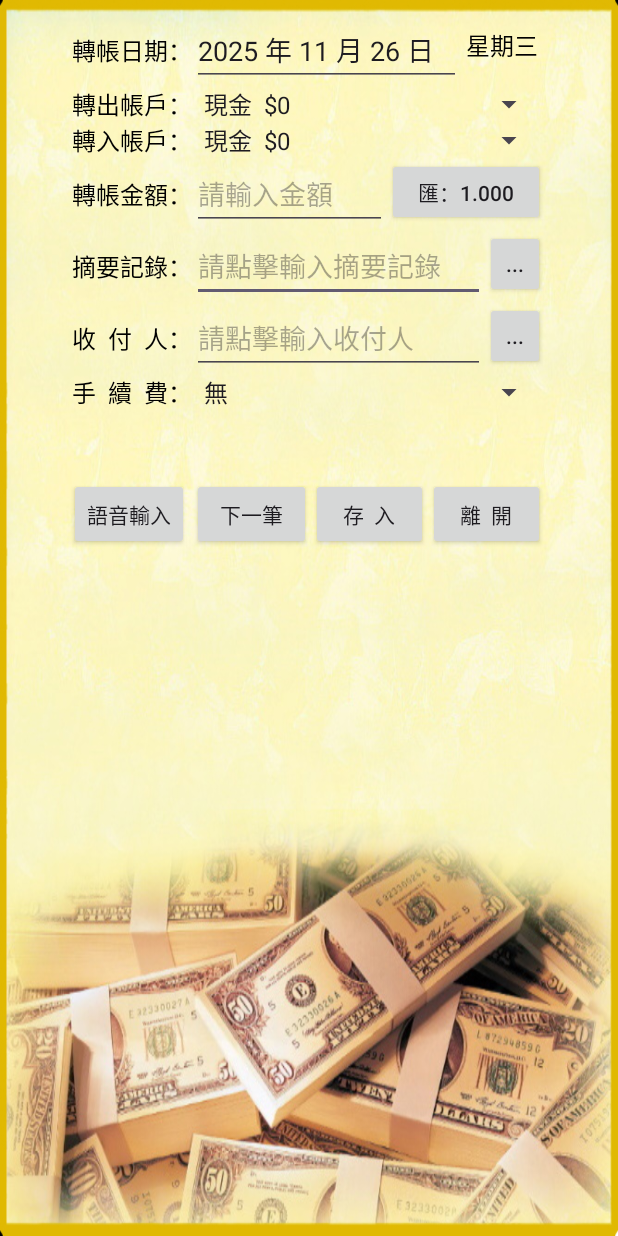
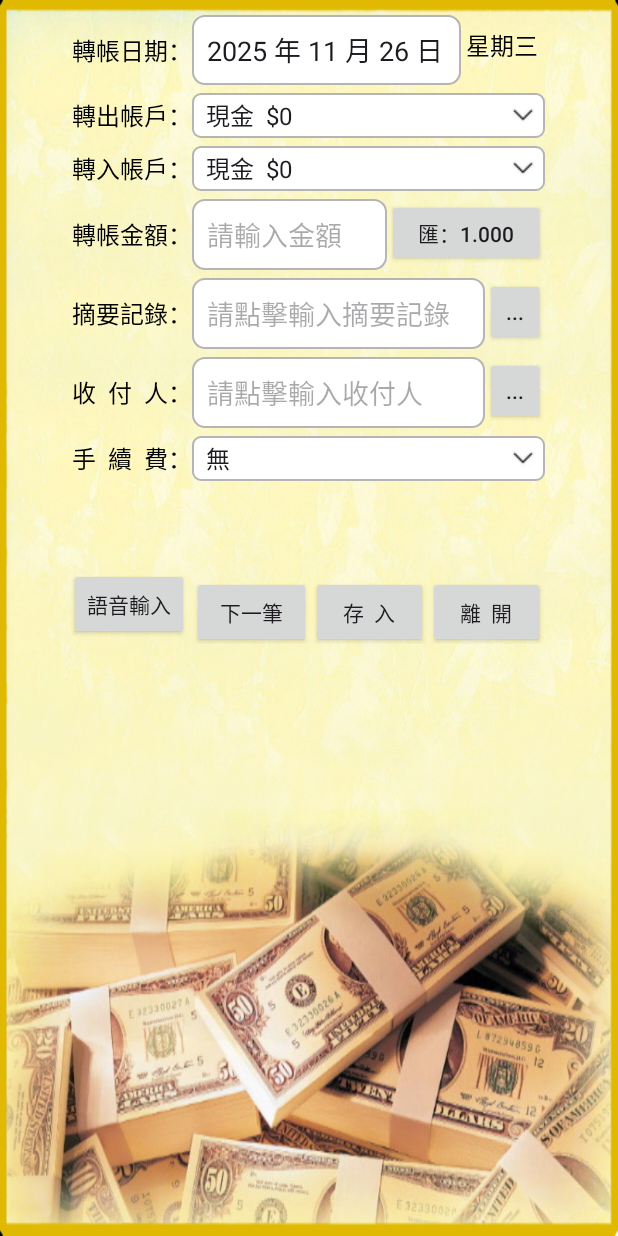
Before and after one commit to coobila/MyMoney, an Android app: the Addtransfer screen opened directly, with no data from a screen before it, on a phone screen of 412 x 824 dp. Run offline under Robolectric (Android 15) with nearby library versions, the phone set to English and light mode, and no system bars.

Commit message:
Update addtransfer.xml

```diff
--- a/app/src/main/res/layout/addtransfer.xml
+++ b/app/src/main/res/layout/addtransfer.xml
@@ -6,18 +6,19 @@
     android:paddingTop="8dp"
     android:layout_width="match_parent"
     android:layout_height="match_parent">
+
     <TableLayout
         android:gravity="top|center_horizontal"
         android:id="@+id/tableLayout1"
         android:layout_width="match_parent"
-        android:layout_height="450dp"
+        android:layout_height="wrap_content"
         android:layout_margin="2dp">
         <TableRow
             android:gravity="center"
             android:layout_width="match_parent"
             android:layout_height="wrap_content">
             <TextView
-                android:textSize="16dp"
+                android:textSize="16sp"
                 android:textColor="#000000"
                 android:layout_width="wrap_content"
                 android:layout_height="wrap_content"
@@ -34,7 +35,8 @@
                         android:id="@+id/DATA_DATE"
                         android:layout_width="179dp"
                         android:layout_height="wrap_content"
-                        android:singleLine="true"/>
+                        android:singleLine="true"
+                        android:background="@drawable/custom_edittext_background"/>
                 </TableRow>
                 <TableRow
                     android:gravity="center"
@@ -42,7 +44,7 @@
                     android:layout_width="55dp"
                     android:layout_height="40dp">
                     <TextView
-                        android:textSize="16dp"
+                        android:textSize="16sp"
                         android:textColor="#000000"
                         android:id="@+id/WeekView"
                         android:layout_width="wrap_content"
@@ -55,9 +57,10 @@
             android:gravity="center"
             android:visibility="gone"
             android:layout_width="match_parent"
-            android:layout_height="wrap_content">
+            android:layout_height="wrap_content"
+            android:layout_marginTop="5dp">
             <TextView
-                android:textSize="16dp"
+                android:textSize="16sp"
                 android:textColor="#000000"
                 android:layout_width="wrap_content"
                 android:layout_height="wrap_content"
@@ -72,9 +75,10 @@
             android:gravity="center"
             android:id="@+id/tableRow2"
             android:layout_width="match_parent"
-            android:layout_height="wrap_content">
+            android:layout_height="wrap_content"
+            android:layout_marginTop="5dp">
             <TextView
-                android:textSize="16dp"
+                android:textSize="16sp"
                 android:textColor="#000000"
                 android:id="@+id/textView4"
                 android:layout_width="wrap_content"
@@ -84,15 +88,18 @@
                 android:id="@+id/VSOURCE_ITEM"
                 android:layout_width="230dp"
                 android:layout_height="wrap_content"
-                android:cacheColorHint="#00000000"/>
+                android:cacheColorHint="#00000000"
+                android:theme="@style/CustomSpinnerStyle"
+                android:background="@drawable/spinner_back"/>
         </TableRow>
         <TableRow
             android:gravity="center"
             android:visibility="gone"
             android:layout_width="match_parent"
-            android:layout_height="wrap_content">
+            android:layout_height="wrap_content"
+            android:layout_marginTop="5dp">
             <TextView
-                android:textSize="16dp"
+                android:textSize="16sp"
                 android:textColor="#000000"
                 android:layout_width="wrap_content"
                 android:layout_height="wrap_content"
@@ -100,14 +107,17 @@
             <Spinner
                 android:id="@+id/OBJECT_ITEM"
                 android:layout_width="wrap_content"
-                android:layout_height="wrap_content"/>
+                android:layout_height="wrap_content"
+                android:theme="@style/CustomSpinnerStyle"
+                android:background="@drawable/spinner_back"/>
         </TableRow>
         <TableRow
             android:gravity="center"
             android:layout_width="match_parent"
-            android:layout_height="wrap_content">
+            android:layout_height="wrap_content"
+            android:layout_marginTop="5dp">
             <TextView
-                android:textSize="16dp"
+                android:textSize="16sp"
                 android:textColor="#000000"
                 android:id="@+id/VtextView5"
                 android:layout_width="wrap_content"
@@ -116,14 +126,17 @@
             <Spinner
                 android:id="@+id/VOBJECT_ITEM"
                 android:layout_width="230dp"
-                android:layout_height="wrap_content"/>
+                android:layout_height="wrap_content"
+                android:theme="@style/CustomSpinnerStyle"
+                android:background="@drawable/spinner_back"/>
         </TableRow>
         <TableRow
             android:gravity="center"
             android:layout_width="wrap_content"
-            android:layout_height="wrap_content">
+            android:layout_height="wrap_content"
+            android:layout_marginTop="5dp">
             <TextView
-                android:textSize="16dp"
+                android:textSize="16sp"
                 android:textColor="#000000"
                 android:id="@+id/VEXCHANGE"
                 android:layout_width="wrap_content"
@@ -137,7 +150,8 @@
                     android:layout_width="130dp"
                     android:layout_height="wrap_content"
                     android:hint="請輸入金額"
-                    android:singleLine="true"/>
+                    android:singleLine="true"
+                    android:background="@drawable/custom_edittext_background"/>
                 <TableRow
                     android:layout_width="wrap_content"
                     android:layout_height="wrap_content">
@@ -154,9 +168,10 @@
             android:gravity="center"
             android:id="@+id/tableRow1"
             android:layout_width="wrap_content"
-            android:layout_height="wrap_content">
+            android:layout_height="wrap_content"
+            android:layout_marginTop="5dp">
             <TextView
-                android:textSize="16dp"
+                android:textSize="16sp"
                 android:textColor="#000000"
                 android:id="@+id/VDATA_NOTE"
                 android:layout_width="wrap_content"
@@ -171,7 +186,8 @@
                     android:layout_width="195dp"
                     android:layout_height="wrap_content"
                     android:hint="請點擊輸入摘要記錄"
-                    android:singleLine="true"/>
+                    android:singleLine="true"
+                    android:background="@drawable/custom_edittext_background"/>
                 <TableRow
                     android:id="@+id/tableRow13"
                     android:layout_width="wrap_content"
@@ -189,9 +205,10 @@
             android:gravity="center"
             android:id="@+id/ShowPayCollFrame"
             android:layout_width="wrap_content"
-            android:layout_height="wrap_content">
+            android:layout_height="wrap_content"
+            android:layout_marginTop="5dp">
             <TextView
-                android:textSize="16dp"
+                android:textSize="16sp"
                 android:textColor="#000000"
                 android:id="@+id/VPAY_COLL_NAME"
                 android:visibility="visible"
@@ -208,7 +225,8 @@
                     android:layout_width="195dp"
                     android:layout_height="wrap_content"
                     android:hint="請點擊輸入收付人"
-                    android:singleLine="true"/>
+                    android:singleLine="true"
+                    android:background="@drawable/custom_edittext_background"/>
                 <TableRow
                     android:id="@+id/tableRow15"
                     android:layout_width="wrap_content"
@@ -226,9 +244,10 @@
             android:gravity="center"
             android:id="@+id/tableRow3"
             android:layout_width="match_parent"
-            android:layout_height="wrap_content">
+            android:layout_height="wrap_content"
+            android:layout_marginTop="5dp">
             <TextView
-                android:textSize="16dp"
+                android:textSize="16sp"
                 android:textColor="#000000"
                 android:id="@+id/TextView3"
                 android:layout_width="wrap_content"
@@ -237,15 +256,18 @@
             <Spinner
                 android:id="@+id/CHARGE_ITEM"
                 android:layout_width="230dp"
-                android:layout_height="wrap_content"/>
+                android:layout_height="wrap_content"
+                android:theme="@style/CustomSpinnerStyle"
+                android:background="@drawable/spinner_back"/>
         </TableRow>
         <TableRow
             android:gravity="center"
             android:id="@+id/tableRow4"
             android:layout_width="match_parent"
-            android:layout_height="wrap_content">
+            android:layout_height="wrap_content"
+            android:layout_marginTop="5dp">
             <TextView
-                android:textSize="16dp"
+                android:textSize="16sp"
                 android:textColor="#000000"
                 android:id="@+id/VCHARGE_MOUNT"
                 android:layout_width="wrap_content"
@@ -256,13 +278,15 @@
                 android:layout_width="wrap_content"
                 android:layout_height="wrap_content"
                 android:text="0"
-                android:singleLine="true"/>
+                android:singleLine="true"
+                android:background="@drawable/custom_edittext_background"/>
         </TableRow>
         <TableRow
             android:gravity="center"
             android:id="@+id/tableRow5"
             android:layout_width="wrap_content"
-            android:layout_height="wrap_content">
+            android:layout_height="wrap_content"
+            android:layout_marginTop="5dp">
             <Button
                 android:textSize="14dp"
                 android:id="@+id/VOICE_INPUT"
@@ -274,12 +298,15 @@
             <Spinner
                 android:id="@+id/PROJECT_ID"
                 android:visibility="gone"
-                android:layout_height="wrap_content"/>
+                android:layout_height="wrap_content"
+                android:theme="@style/CustomSpinnerStyle"
+                android:background="@drawable/spinner_back"/>
             <TableRow
                 android:gravity="center"
                 android:id="@+id/tableRow8"
                 android:layout_width="240dp"
-                android:layout_height="wrap_content">
+                android:layout_height="wrap_content"
+                android:layout_marginTop="5dp">
                 <Button
                     android:textSize="14dp"
                     android:id="@+id/SaveNext"
@@ -292,7 +319,7 @@
                     android:layout_width="wrap_content"
                     android:layout_height="wrap_content">
                     <Button
-                        android:textSize="14dp"
+                        android:textSize="14sp"
                         android:id="@+id/SaveExit"
                         android:layout_width="78dp"
                         android:layout_height="wrap_content"
@@ -304,7 +331,7 @@
                     android:layout_width="wrap_content"
                     android:layout_height="wrap_content">
                     <Button
-                        android:textSize="14dp"
+                        android:textSize="14sp"
                         android:id="@+id/Close"
                         android:layout_width="78dp"
                         android:layout_height="wrap_content"
```
